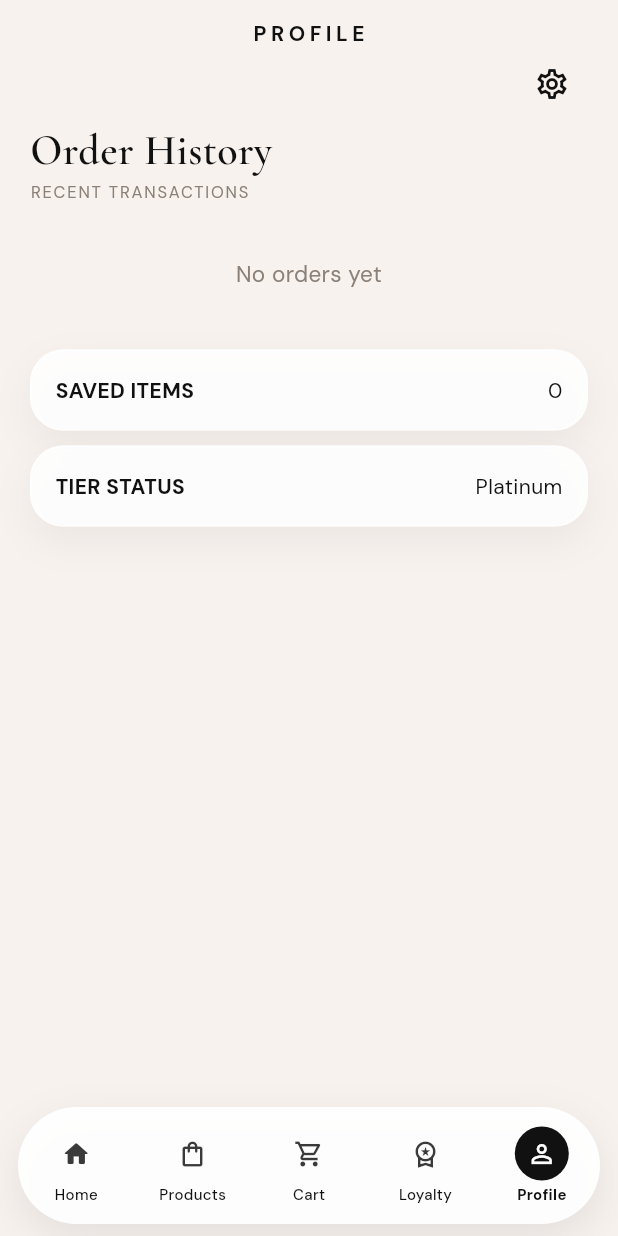
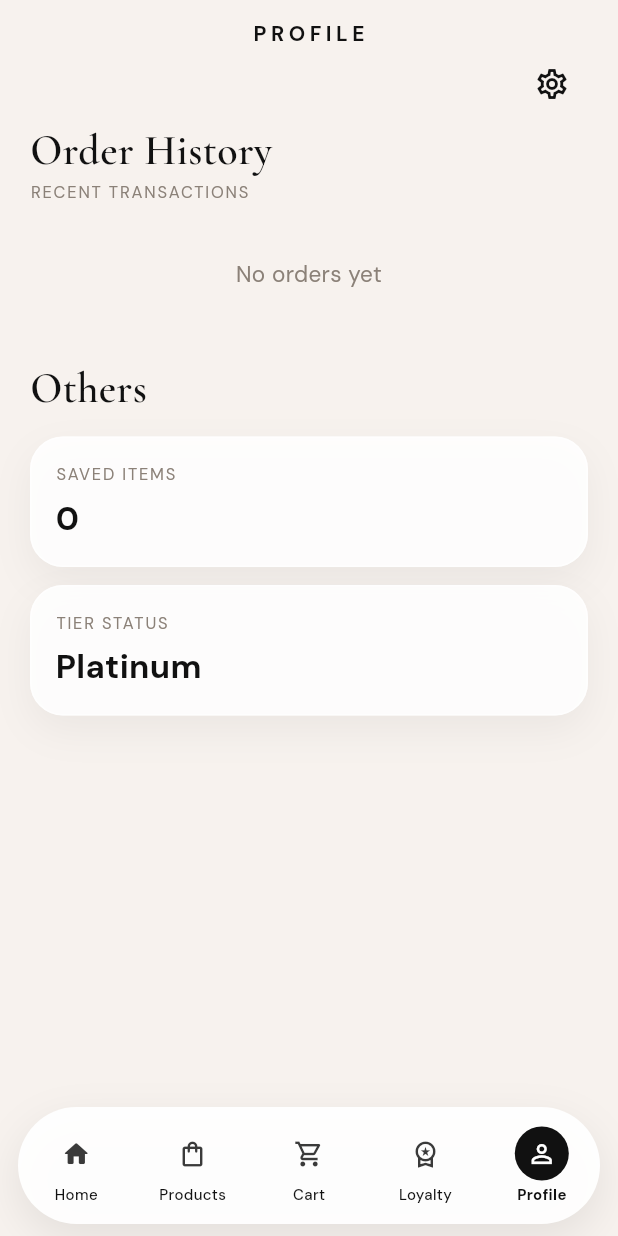
Before and after one commit to Motasim-Fuad/mad_perfume, a Flutter app: the MainShellPage screen opened by its route, item 5 of the bottom bar chosen, on a phone screen of 412 x 824 dp. Run offline on Flutter 3.47's test engine with Material 3 defaults, Android fonts, the phone set to English and light mode, and no system bars; our stand-ins replace cached_network_image, dio, get, get_storage, google_fonts; accounts and stored records are empty; network calls fail.

Commit message:
outher section update

```diff
--- a/lib/config/routes/app_routes.dart
+++ b/lib/config/routes/app_routes.dart
@@ -26,6 +26,7 @@ class AppRoutes {
   static const String security = '/security';
   static const String notificationSettings = '/notification-settings';
   static const String savedItems = '/saved-items';
+  static const String allOrders = '/all-orders';
   static const String branches = '/branches';
   static const String branchDetails = '/branch-details';
 }
--- a/lib/config/routes/main_page.dart
+++ b/lib/config/routes/main_page.dart
@@ -17,6 +17,7 @@ import 'package:madperfume/features/orders/presentation/pages/order_pages.dart';
 import 'package:madperfume/features/products/presentation/bindings/products_binding.dart';
 import 'package:madperfume/features/products/presentation/pages/product_details_page.dart';
 import 'package:madperfume/features/products/presentation/pages/product_list_page.dart';
+import 'package:madperfume/features/profile/presentation/pages/all_orders_page.dart';
 import 'package:madperfume/features/profile/presentation/pages/settings_pages.dart';
 import 'package:madperfume/features/shell/presentation/bindings/shell_binding.dart';
 import 'package:madperfume/features/shell/presentation/pages/main_shell_page.dart';
@@ -50,6 +51,7 @@ class AppPages {
     GetPage(name: AppRoutes.security, page: SecurityPage.new, binding: SecurityBinding()),
     GetPage(name: AppRoutes.notificationSettings, page: NotificationSettingsPage.new, binding: NotificationSettingsBinding()),
     GetPage(name: AppRoutes.savedItems, page: SavedItemsPage.new),
+    GetPage(name: AppRoutes.allOrders, page: AllOrdersPage.new),
     GetPage(name: AppRoutes.branches, page: BranchesPage.new, binding: BranchesBinding()),
     GetPage(name: AppRoutes.branchDetails, page: BranchDetailsPage.new, binding: BranchDetailsBinding()),
   ];
--- a/lib/core/config/localization/ar_sa.dart
+++ b/lib/core/config/localization/ar_sa.dart
@@ -155,7 +155,9 @@ const Map<String, String> arSa = {
   'earned': 'مكتسب',
   'spent': 'مستخدم',
   'order_history': 'سجل الطلبات',
+  'others': 'أخرى',
   'recent_transactions': 'العمليات الأخيرة',
+  'all_orders': 'كل الطلبات',
   'saved_items_count': 'العناصر المحفوظة',
   'tier_status': 'مستوى العضوية',
   'explore_saved_items': 'استكشف المحفوظات',
--- a/lib/core/config/localization/en_us.dart
+++ b/lib/core/config/localization/en_us.dart
@@ -159,7 +159,9 @@ const Map<String, String> enUs = {
   'earned': 'Earned',
   'spent': 'Spent',
   'order_history': 'Order History',
+  'others': 'Others',
   'recent_transactions': 'RECENT TRANSACTIONS',
+  'all_orders': 'ALL ORDERS',
   'saved_items_count': 'SAVED ITEMS',
   'tier_status': 'TIER STATUS',
   'explore_saved_items': 'EXPLORE SAVED ITEMS',
--- a/lib/core/config/localization/he_il.dart
+++ b/lib/core/config/localization/he_il.dart
@@ -155,7 +155,9 @@ const Map<String, String> heIl = {
   'earned': 'נצברו',
   'spent': 'נוצלו',
   'order_history': 'היסטוריית הזמנות',
+  'others': 'אחר',
   'recent_transactions': 'פעולות אחרונות',
+  'all_orders': 'כל ההזמנות',
   'saved_items_count': 'פריטים שמורים',
   'tier_status': 'דרגת חברות',
   'explore_saved_items': 'גלו פריטים שמורים',
--- a/lib/core/constants/catalog_data.dart
+++ b/lib/core/constants/catalog_data.dart
@@ -138,7 +138,7 @@ class CatalogData {
       heroLabel: 'FLORAL',
       earnPoints: 80,
       imageUrl:
-          'https://images.unsplash.com/photo-1490750967868-88aa4486c946?auto=format&fit=crop&w=1400&q=80',
+          'https://images.unsplash.com/photo-1490750967868-88aa4486c946?ixlib=rb-4.0.3&auto=format&fit=crop&w=1400&q=80',
     ),
     CollectionEntity(
       id: 'woody',
@@ -146,7 +146,7 @@ class CatalogData {
       heroLabel: 'WOODY',
       earnPoints: 110,
       imageUrl:
-          'https://images.unsplash.com/photo-1542326237-94b1c5a538d4?auto=format&fit=crop&w=1400&q=80',
+          'https://images.unsplash.com/photo-1441974231531-c6227db76b6e?ixlib=rb-4.0.3&auto=format&fit=crop&w=1400&q=80',
     ),
     CollectionEntity(
       id: 'oriental',
@@ -154,7 +154,7 @@ class CatalogData {
       heroLabel: 'ORIENTAL',
       earnPoints: 140,
       imageUrl:
-          'https://images.unsplash.com/photo-1615634260167-c8cdede054de?auto=format&fit=crop&w=1400&q=80',
+          'https://images.unsplash.com/photo-1615634260167-c8cdede054de?ixlib=rb-4.0.3&auto=format&fit=crop&w=1400&q=80',
     ),
     CollectionEntity(
       id: 'fresh',
@@ -162,7 +162,7 @@ class CatalogData {
       heroLabel: 'FRESH CITRUS',
       earnPoints: 60,
       imageUrl:
-          'https://images.unsplash.com/photo-1550828480-6c5e0d0c2b0a?auto=format&fit=crop&w=1400&q=80',
+          'https://images.unsplash.com/photo-1582979512210-99b6a53386f9?ixlib=rb-4.0.3&auto=format&fit=crop&w=1400&q=80',
     ),
     CollectionEntity(
       id: 'leather',
@@ -170,7 +170,7 @@ class CatalogData {
       heroLabel: 'LEATHER',
       earnPoints: 95,
       imageUrl:
-          'https://images.unsplash.com/photo-1523293182086-7651a49978fd?auto=format&fit=crop&w=1400&q=80',
+          'https://images.unsplash.com/photo-1523293182086-7651a49978fd?ixlib=rb-4.0.3&auto=format&fit=crop&w=1400&q=80',
     ),
     CollectionEntity(
       id: 'gourmand',
@@ -178,7 +178,7 @@ class CatalogData {
       heroLabel: 'GOURMAND',
       earnPoints: 70,
       imageUrl:
-          'https://images.unsplash.com/photo-1481391319762-47dff72954d9?auto=format&fit=crop&w=1400&q=80',
+          'https://images.unsplash.com/photo-1481391319762-47dff72954d9?ixlib=rb-4.0.3&auto=format&fit=crop&w=1400&q=80',
     ),
   ];
 
@@ -195,7 +195,7 @@ class CatalogData {
       volume: '100ML',
       featured: true,
       imageUrl:
-          'https://images.unsplash.com/photo-1541643600914-78b084683601?auto=format&fit=crop&w=1400&q=80',
+          'https://images.unsplash.com/photo-1541643600914-78b084683601?ixlib=rb-4.0.3&auto=format&fit=crop&w=1400&q=80',
       description:
           'A dialogue between shadows and light. Velvet Oud wraps warm woods in a golden, traditional resin of the East to reveal a crystalline, ethereal core.',
       tags: ['OUD NOIR', 'BERGAMOT', 'WHITE MUSK'],
@@ -219,7 +219,7 @@ class CatalogData {
       volume: '50ML',
       featured: true,
       imageUrl:
-          'https://images.unsplash.com/photo-1594035910387-fea47794261f?auto=format&fit=crop&w=1400&q=80',
+          'https://images.unsplash.com/photo-1594035910387-fea47794261f?ixlib=rb-4.0.3&auto=format&fit=crop&w=1400&q=80',
       description:
           'A dialogue between shadows and light. Oud Minimaliste strips away the heavy, traditional resins of the East to reveal a crystalline, ethereal core. It begins with the sharp, cold clarity of Bergamot, which melts into a heart of Oud, sustainably sourced from Laos that feels like a whisper rather than a shout.\n\nDesigned for the silent observer, this fragrance rests close to the skin, creating an invisible aura of presence. It is the olfactory embodiment of Invisible Elegance: sophisticated, structured, and profoundly understated.',
       tags: ['OUD NOIR', 'BERGAMOT', 'WHITE MUSK'],
@@ -249,7 +249,7 @@ class CatalogData {
       volume: '50ML / 1.7 OZ EDP',
       featured: true,
       imageUrl:
-          'https://images.unsplash.com/photo-1592945403244-b3fbafd7f539?auto=format&fit=crop&w=1400&q=80',
+          'https://images.unsplash.com/photo-1592945403244-b3fbafd7f539?ixlib=rb-4.0.3&auto=format&fit=crop&w=1400&q=80',
       description:
           'Midnight woods pressed into smoked leather. A signature for those who collect silence as much as scent.',
       tags: ['LEATHER', 'SMOKE', 'AMBER'],
@@ -272,7 +272,7 @@ class CatalogData {
       price: 190,
       volume: '50ML / 1.7 OZ EDP',
       imageUrl:
-          'https://images.unsplash.com/photo-1615634260167-c8cdede054de?auto=format&fit=crop&w=1400&q=80',
+          'https://images.unsplash.com/photo-1615634260167-c8cdede054de?ixlib=rb-4.0.3&auto=format&fit=crop&w=1400&q=80',
       description: 'A dewy rose garden at dawn, lifted by pale musk and a drop of green pear.',
       tags: ['ROSE', 'MUSK', 'PEAR'],
       rating: 4.7,
@@ -294,7 +294,7 @@ class CatalogData {
       price: 310,
       volume: '50ML / 1.7 OZ EDP',
       imageUrl:
-          'https://images.unsplash.com/photo-1587017539504-67cfbddac569?auto=format&fit=crop&w=1400&q=80',
+          'https://images.unsplash.com/photo-1587017539504-67cfbddac569?ixlib=rb-4.0.3&auto=format&fit=crop&w=1400&q=80',
       description: 'Incense, saffron and sun-warmed resin drifting over cool night sand.',
       tags: ['INCENSE', 'SAFFRON', 'SANDALWOOD'],
       rating: 4.9,
@@ -316,7 +316,7 @@ class CatalogData {
       price: 95,
       volume: '15ML / 0.5 OZ EDP',
       imageUrl:
-          'https://images.unsplash.com/photo-1611930022073-b7a4ba5fcccd?auto=format&fit=crop&w=1400&q=80',
+          'https://images.unsplash.com/photo-1571781926291-c477ebfd024b?ixlib=rb-4.0.3&auto=format&fit=crop&w=1400&q=80',
       description: 'A bright citrus spark designed for travel, layered over clean white tea.',
       tags: ['CITRUS', 'TEA', 'AMBROX'],
       rating: 4.6,
@@ -339,7 +339,7 @@ class CatalogData {
       volume: '100ML / 3.4 OZ EDP',
       featured: true,
       imageUrl:
-          'https://images.unsplash.com/photo-1595425970377-c9703cf48ce3?auto=format&fit=crop&w=1400&q=80',
+          'https://images.unsplash.com/photo-1512496015851-a90fb38ba796?ixlib=rb-4.0.3&auto=format&fit=crop&w=1400&q=80',
       description: 'Black cedar and vetiver under a veil of cool iris. Night architecture in scent.',
       tags: ['CEDAR', 'IRIS', 'VETIVER'],
       rating: 4.8,
@@ -362,7 +362,7 @@ class CatalogData {
       volume: '100ML / 3.4 OZ EDP',
       featured: true,
       imageUrl:
-          'https://images.unsplash.com/photo-1458538977777-1989d66997d0?auto=format&fit=crop&w=1400&q=80',
+          'https://images.unsplash.com/photo-1458538977777-1989d66997d0?ixlib=rb-4.0.3&auto=format&fit=crop&w=1400&q=80',
       description: 'Neroli honeyed by sunlight, blooming into warm jasmine absolute.',
       tags: ['NEROLI', 'JASMINE', 'HONEY'],
       rating: 4.7,
@@ -384,7 +384,7 @@ class CatalogData {
       price: 210,
       volume: '100ML / EAU DE PARFUM',
       imageUrl:
-          'https://images.unsplash.com/photo-1594035910387-fea47794261f?auto=format&fit=crop&w=900&q=80',
+          'https://images.unsplash.com/photo-1594035910387-fea47794261f?ixlib=rb-4.0.3&auto=format&fit=crop&w=900&q=80',
       description: 'A private collection oud, dense yet airy, built for slow evenings.',
       tags: ['OUD', 'ROSE', 'AMBER'],
       rating: 4.9,
@@ -406,7 +406,7 @@ class CatalogData {
       price: 170,
       volume: '50ML / ESSENTIAL',
       imageUrl:
-          'https://images.unsplash.com/photo-1547887538-363ea4662cda?auto=format&fit=crop&w=1400&q=80',
+          'https://images.unsplash.com/photo-1547887538-363ea4662cda?ixlib=rb-4.0.3&auto=format&fit=crop&w=1400&q=80',
       description: 'Pressed bergamot over steamed white tea and a cool mineral musk.',
       tags: ['BERGAMOT', 'TEA', 'MUSK'],
       rating: 4.5,
@@ -428,7 +428,7 @@ class CatalogData {
       price: 45,
       volume: '30ML / ESSENTIAL',
       imageUrl:
-          'https://images.unsplash.com/photo-1615634260167-c8cdede054de?auto=format&fit=crop&w=900&q=80',
+          'https://images.unsplash.com/photo-1615634260167-c8cdede054de?ixlib=rb-4.0.3&auto=format&fit=crop&w=900&q=80',
       description: 'A concentrated jasmine soliflore for layering after dusk.',
       tags: ['JASMINE', 'INDOLE', 'SANDAL'],
       rating: 4.4,
@@ -450,7 +450,7 @@ class CatalogData {
       price: 95,
       volume: 'SCENTED CANDLE / 300G',
       imageUrl:
-          'https://images.unsplash.com/photo-1602607628144-c4f5ee5d1d14?auto=format&fit=crop&w=1400&q=80',
+          'https://images.unsplash.com/photo-1603006905003-be475563bc59?ixlib=rb-4.0.3&auto=format&fit=crop&w=1400&q=80',
       description: 'A candle of tuberose, tonka and warm waxed woods for the atelier at home.',
       tags: ['TUBEROSE', 'TONKA', 'WOOD'],
       rating: 4.6,
@@ -490,7 +490,7 @@ class CatalogData {
       email: 'mayfair@madperfume.com',
       openUntil: '20:00 PM',
       imageUrl:
-          'https://images.unsplash.com/photo-1441986300917-64674bd600d8?auto=format&fit=crop&w=1400&q=80',
+          'https://images.unsplash.com/photo-1441986300917-64674bd600d8?ixlib=rb-4.0.3&auto=format&fit=crop&w=1400&q=80',
     ),
     BranchEntity(
       id: 'marais',
@@ -502,7 +502,7 @@ class CatalogData {
       email: 'marais@madperfume.com',
       openUntil: '19:00 PM',
       imageUrl:
-          'https://images.unsplash.com/photo-1502602898657-3e91760cbb34?auto=format&fit=crop&w=1400&q=80',
+          'https://images.unsplash.com/photo-1502602898657-3e91760cbb34?ixlib=rb-4.0.3&auto=format&fit=crop&w=1400&q=80',
     ),
     BranchEntity(
       id: 'ginza',
@@ -514,7 +514,7 @@ class CatalogData {
       email: 'ginza@madperfume.com',
       openUntil: '21:00 PM',
       imageUrl:
-          'https://images.unsplash.com/photo-1540959733332-eab4deabeeaf?auto=format&fit=crop&w=1400&q=80',
+          'https://images.unsplash.com/photo-1540959733332-eab4deabeeaf?ixlib=rb-4.0.3&auto=format&fit=crop&w=1400&q=80',
     ),
     BranchEntity(
       id: 'montenapoleone',
@@ -526,7 +526,7 @@ class CatalogData {
       email: 'milan@madperfume.com',
       openUntil: '19:30 PM',
       imageUrl:
-          'https://images.unsplash.com/photo-1520903920243-00d872a2d1c9?auto=format&fit=crop&w=1400&q=80',
+          'https://images.unsplash.com/photo-1523906834658-6e24ef2386f9?ixlib=rb-4.0.3&auto=format&fit=crop&w=1400&q=80',
     ),
     BranchEntity(
       id: 'soho',
@@ -538,7 +538,7 @@ class CatalogData {
       email: 'soho@madperfume.com',
       openUntil: '20:00 PM',
       imageUrl:
-          'https://images.unsplash.com/photo-1486325212027-8081e485255e?auto=format&fit=crop&w=1400&q=80',
+          'https://images.unsplash.com/photo-1485871981521-5b1fd3805eee?ixlib=rb-4.0.3&auto=format&fit=crop&w=1400&q=80',
     ),
     BranchEntity(
       id: 'champs',
@@ -550,7 +550,7 @@ class CatalogData {
       email: 'champselysees@madperfume.com',
       openUntil: '20:00 PM',
       imageUrl:
-          'https://images.unsplash.com/photo-1520903920243-00d872a2d1c9?auto=format&fit=crop&w=1400&q=80',
+          'https://images.unsplash.com/photo-1523906834658-6e24ef2386f9?ixlib=rb-4.0.3&auto=format&fit=crop&w=1400&q=80',
     ),
   ];
 
@@ -566,7 +566,7 @@ class CatalogData {
       collectionId: 'oriental',
       subtitle: 'ACCESS TO THE RESERVE',
       imageUrl:
-          'https://images.unsplash.com/photo-1541643600914-78b084683601?auto=format&fit=crop&w=1400&q=80',
+          'https://images.unsplash.com/photo-1541643600914-78b084683601?ixlib=rb-4.0.3&auto=format&fit=crop&w=1400&q=80',
       description:
           'Access our most exclusive vintage, aged for three years in sustainable oak casks. A singular scent for true connoisseurs.',
       howToUse: [
@@ -582,7 +582,7 @@ class CatalogData {
       collectionId: 'floral',
       subtitle: 'CURATED SAMPLING',
       imageUrl:
-          'https://images.unsplash.com/photo-1611930022073-b7a4ba5fcccd?auto=format&fit=crop&w=1400&q=80',
+          'https://images.unsplash.com/photo-1571781926291-c477ebfd024b?ixlib=rb-4.0.3&auto=format&fit=crop&w=1400&q=80',
       description: 'A curated voyage of niche fragrances, housed in a lacquered atelier case.',
       howToUse: [
         'Redeem in the app',
@@ -597,7 +597,7 @@ class CatalogData {
       collectionId: 'gourmand',
       subtitle: 'ATELIER FINISHING',
       imageUrl:
-          'https://images.unsplash.com/photo-1513885535751-8b9238bd345a?auto=format&fit=crop&w=1400&q=80',
+          'https://images.unsplash.com/photo-1513885535751-8b9238bd345a?ixlib=rb-4.0.3&auto=format&fit=crop&w=1400&q=80',
       description: 'Hand-finished silk ribbon and wax seal, reserved for three pieces in your next dispatch.',
       howToUse: [
         'Apply at checkout on your next order',
@@ -612,7 +612,7 @@ class CatalogData {
       collectionId: 'gourmand',
       subtitle: 'HOME RITUAL',
       imageUrl:
-          'https://images.unsplash.com/photo-1602607628144-c4f5ee5d1d14?auto=format&fit=crop&w=1400&q=80',
+          'https://images.unsplash.com/photo-1603006905003-be475563bc59?ixlib=rb-4.0.3&auto=format&fit=crop&w=1400&q=80',
       description: 'A 300g candle of nocturnal bloom with bergamot and white tea.',
       howToUse: [
         'Redeem and collect in boutique or delivery',
@@ -635,7 +635,7 @@ class CatalogData {
       time: '24 HOURS AGO',
       tag: 'LIMITED EDITION',
       imageUrl:
-          'https://images.unsplash.com/photo-1594035910387-fea47794261f?auto=format&fit=crop&w=400&q=80',
+          'https://images.unsplash.com/photo-1594035910387-fea47794261f?ixlib=rb-4.0.3&auto=format&fit=crop&w=400&q=80',
     ),
     AppNotification(
       id: 'n2',
--- a/lib/features/auth/data/models/user_model.dart
+++ b/lib/features/auth/data/models/user_model.dart
@@ -6,7 +6,7 @@ class UserModel {
     required this.phone,
     this.password = '',
     this.avatarUrl =
-        'https://images.unsplash.com/photo-1544005313-94ddf0286df2?auto=format&fit=crop&w=400&q=80',
+        'https://images.unsplash.com/photo-1544005313-94ddf0286df2?ixlib=rb-4.0.3&auto=format&fit=crop&w=400&q=80',
     this.address = '68 Place Vendome, 75001 Paris, France',
   });
 
--- a/lib/features/auth/presentation/widgets/welcome_hero.dart
+++ b/lib/features/auth/presentation/widgets/welcome_hero.dart
@@ -15,7 +15,7 @@ class WelcomeHero extends StatelessWidget {
         children: [
           const RemoteImage(
             url:
-                'https://images.unsplash.com/photo-1541643600914-78b084683601?auto=format&fit=crop&w=1400&q=80',
+                'https://images.unsplash.com/photo-1541643600914-78b084683601?ixlib=rb-4.0.3&auto=format&fit=crop&w=1400&q=80',
             label: 'perfume image here',
           ),
           DecoratedBox(
--- a/lib/features/home/presentation/widgets/home_top_bar.dart
+++ b/lib/features/home/presentation/widgets/home_top_bar.dart
@@ -46,7 +46,7 @@ class HomeTopBar extends StatelessWidget {
                   height: 32,
                   child: RemoteImage(
                     url: user.value?.avatarUrl ??
-                        'https://images.unsplash.com/photo-1544005313-94ddf0286df2?auto=format&fit=crop&w=200&q=80',
+                        'https://images.unsplash.com/photo-1544005313-94ddf0286df2?ixlib=rb-4.0.3&auto=format&fit=crop&w=200&q=80',
                     label: 'profile image here',
                   ),
                 ),
--- a/lib/features/profile/presentation/controllers/profile_controller.dart
+++ b/lib/features/profile/presentation/controllers/profile_controller.dart
@@ -11,6 +11,8 @@ class ProfileController extends GetxController {
 
   List<OrderModel> get orders => session.orders;
 
+  List<OrderModel> get recentOrders => orders.take(4).toList();
+
   List<ProductEntity> get saved {
     return CatalogData.products.where((item) => session.wishlist.contains(item.id)).toList();
   }
@@ -18,6 +20,8 @@ class ProfileController extends GetxController {
   void openSettings() => Get.toNamed(AppRoutes.settings);
 
   void openSaved() => Get.toNamed(AppRoutes.savedItems);
+
+  void openAllOrders() => Get.toNamed(AppRoutes.allOrders);
 
   void openOrder(String id) => Get.toNamed(AppRoutes.orderDetails, arguments: id);
 
--- a/lib/features/profile/presentation/pages/profile_page.dart
+++ b/lib/features/profile/presentation/pages/profile_page.dart
@@ -3,7 +3,9 @@ import 'package:get/get.dart';
 import 'package:google_fonts/google_fonts.dart';
 import 'package:madperfume/core/constants/app_colors.dart';
 import 'package:madperfume/features/profile/presentation/controllers/profile_controller.dart';
+import 'package:madperfume/features/profile/presentation/widgets/order_history_card.dart';
 import 'package:madperfume/shared/widgets/brand_chrome.dart';
+import 'package:madperfume/shared/widgets/custom_button.dart';
 import 'package:madperfume/shared/widgets/empty_widget.dart';
 
 class ProfilePage extends GetView<ProfileController> {
@@ -13,12 +15,15 @@ class ProfilePage extends GetView<ProfileController> {
   Widget build(BuildContext context) {
     return SafeArea(
       child: Obx(() {
-        final orders = controller.orders;
+        final recent = controller.recentOrders;
         return ListView(
           padding: const EdgeInsets.fromLTRB(20, 12, 20, 110),
           children: [
             Center(
-              child: Text('profile'.tr.toUpperCase(), style: GoogleFonts.dmSans(letterSpacing: 3, fontWeight: FontWeight.w700)),
+              child: Text(
+                'profile'.tr.toUpperCase(),
+                style: GoogleFonts.dmSans(letterSpacing: 3, fontWeight: FontWeight.w700),
+              ),
             ),
             Align(
               alignment: AlignmentDirectional.centerEnd,
@@ -27,48 +32,70 @@ class ProfilePage extends GetView<ProfileController> {
                 icon: const Icon(Icons.settings_outlined),
               ),
             ),
-            Text('order_history'.tr, style: GoogleFonts.cormorantGaramond(fontSize: 28, fontWeight: FontWeight.w600)),
-            Text('recent_transactions'.tr, style: GoogleFonts.dmSans(fontSize: 11, letterSpacing: 1.2, color: AppColors.muted)),
+            Text(
+              'order_history'.tr,
+              style: GoogleFonts.cormorantGaramond(fontSize: 28, fontWeight: FontWeight.w600),
+            ),
+            Text(
+              'recent_transactions'.tr,
+              style: GoogleFonts.dmSans(fontSize: 11, letterSpacing: 1.2, color: AppColors.muted),
+            ),
             const SizedBox(height: 12),
-            if (orders.isEmpty) EmptyWidget(message: 'empty_orders'.tr),
-            ...orders.map(
-              (order) => GlossyCard(
-                onTap: () => controller.openOrder(order.id),
-                child: Row(
-                  children: [
-                    Expanded(
-                      child: Column(
-                        crossAxisAlignment: CrossAxisAlignment.start,
-                        children: [
-                          Text(order.id, style: GoogleFonts.dmSans(fontSize: 12, color: AppColors.muted)),
-                          Text(
-                            '${order.createdAt.month}/${order.createdAt.day}/${order.createdAt.year}',
-                            style: GoogleFonts.dmSans(fontWeight: FontWeight.w700),
-                          ),
-                        ],
-                      ),
-                    ),
-                    MoneyText(order.total, size: 14),
-                  ],
+            if (controller.orders.isEmpty) EmptyWidget(message: 'empty_orders'.tr),
+            ...recent.map(
+              (order) => Padding(
+                padding: const EdgeInsets.only(bottom: 12),
+                child: OrderHistoryCard(
+                  order: order,
+                  onTap: () => controller.openOrder(order.id),
                 ),
               ),
             ),
-            const SizedBox(height: 16),
+            if (controller.orders.isNotEmpty) ...[
+              const SizedBox(height: 4),
+              AppButton(
+                label: 'all_orders'.tr,
+                outlined: true,
+                onPressed: controller.openAllOrders,
+              ),
+            ],
+            const SizedBox(height: 22),
+            Text(
+              'others'.tr,
+              style: GoogleFonts.cormorantGaramond(fontSize: 28, fontWeight: FontWeight.w600),
+            ),
+            const SizedBox(height: 12),
             GlossyCard(
               onTap: controller.openSaved,
-              child: Row(
+              child: Column(
+                crossAxisAlignment: CrossAxisAlignment.start,
                 children: [
-                  Expanded(child: Text('saved_items_count'.tr, style: GoogleFonts.dmSans(fontWeight: FontWeight.w700))),
-                  Text('${controller.session.wishlist.length}'),
+                  Text(
+                    'saved_items_count'.tr,
+                    style: GoogleFonts.dmSans(fontSize: 11, letterSpacing: 1.2, color: AppColors.muted),
+                  ),
+                  const SizedBox(height: 6),
+                  Text(
+                    '${controller.session.wishlist.length}',
+                    style: GoogleFonts.dmSans(fontSize: 22, fontWeight: FontWeight.w700),
+                  ),
                 ],
               ),
             ),
-            const SizedBox(height: 10),
+            const SizedBox(height: 12),
             GlossyCard(
-              child: Row(
+              child: Column(
+                crossAxisAlignment: CrossAxisAlignment.start,
                 children: [
-                  Expanded(child: Text('tier_status'.tr, style: GoogleFonts.dmSans(fontWeight: FontWeight.w700))),
-                  Text('platinum'.tr),
+                  Text(
+                    'tier_status'.tr,
+                    style: GoogleFonts.dmSans(fontSize: 11, letterSpacing: 1.2, color: AppColors.muted),
+                  ),
+                  const SizedBox(height: 6),
+                  Text(
+                    'platinum'.tr,
+                    style: GoogleFonts.dmSans(fontSize: 22, fontWeight: FontWeight.w700),
+                  ),
                 ],
               ),
             ),
```
Also changed, not shown: lib/features/profile/presentation/pages/all_orders_page.dart (added, +36 -0 lines), lib/features/profile/presentation/widgets/order_history_card.dart (added, +36 -0 lines), lib/shared/widgets/remote_image.dart (+18 -1 lines), 1 other file.
